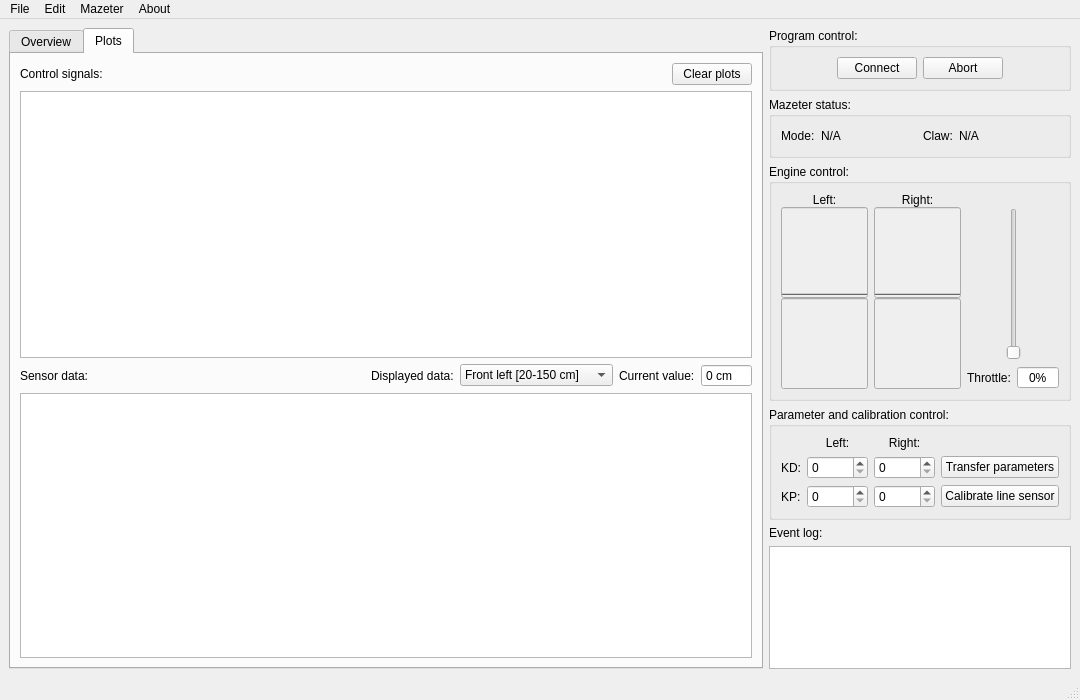
The window that forms/mainwindow.ui (Flooten/mazetercontrol) describes before a commit, drawn with Qt 5.
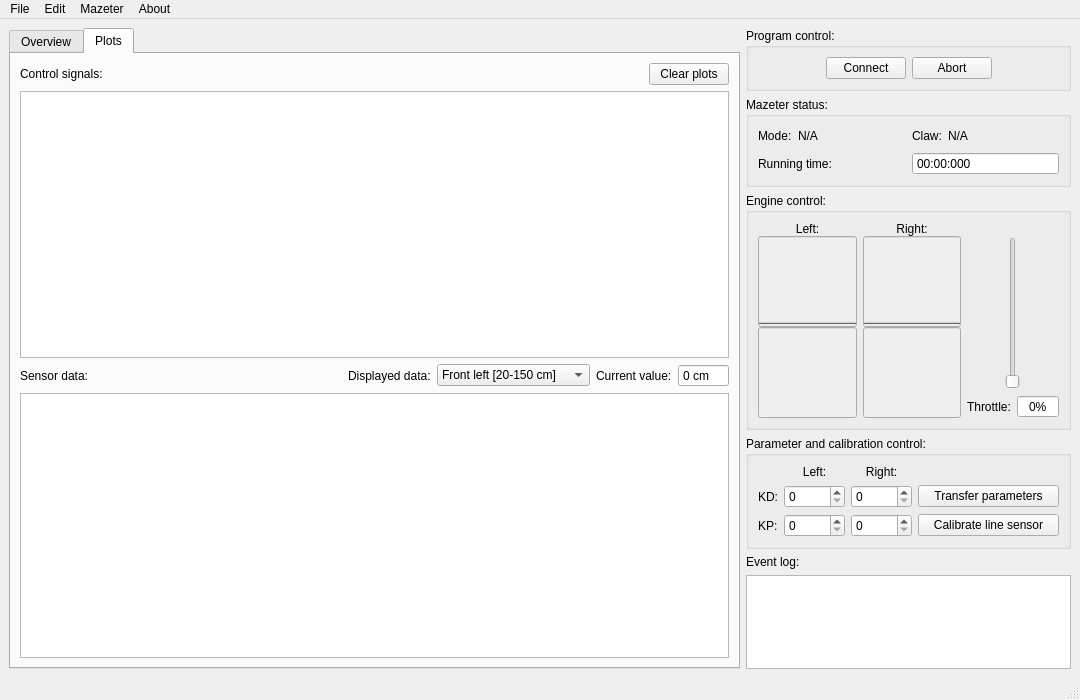
The same window after the commit. Icons and pictures are not drawn.

Commit message: Added running timer + functionality

What changed in the file:
```diff
--- a/forms/mainwindow.ui
+++ b/forms/mainwindow.ui
@@ -53,7 +53,7 @@
    <enum>QTabWidget::Rounded</enum>
   </property>
   <widget class="QWidget" name="centralwidget">
-   <layout class="QHBoxLayout" name="horizontalLayout_12">
+   <layout class="QHBoxLayout" name="horizontalLayout_5">
     <item>
      <widget class="QTabWidget" name="tabWidget">
       <property name="sizePolicy">
@@ -281,7 +281,7 @@
      </widget>
     </item>
     <item>
-     <layout class="QVBoxLayout" name="verticalLayout_9">
+     <layout class="QVBoxLayout" name="verticalLayout_10">
       <item>
        <widget class="QGroupBox" name="groupBox_4">
         <property name="title">
@@ -353,6 +353,8 @@
         <property name="title">
          <string>Mazeter status:</string>
         </property>
+        <layout class="QVBoxLayout" name="verticalLayout_9">
+         <item>
         <layout class="QHBoxLayout" name="horizontalLayout_10">
          <item>
           <layout class="QHBoxLayout" name="horizontalLayout_4">
@@ -423,16 +425,52 @@
           </layout>
          </item>
         </layout>
+         </item>
+         <item>
+          <layout class="QHBoxLayout" name="horizontalLayout_12">
+           <item>
+            <widget class="QLabel" name="label_5">
+             <property name="text">
+              <string>Running time:</string>
+             </property>
+            </widget>
+           </item>
+           <item>
+            <widget class="QTimeEdit" name="timeEdit_running_time">
+             <property name="readOnly">
+              <bool>true</bool>
+             </property>
+             <property name="buttonSymbols">
+              <enum>QAbstractSpinBox::NoButtons</enum>
+             </property>
+             <property name="displayFormat">
+              <string>mm:ss:zzz</string>
+             </property>
+            </widget>
+           </item>
+          </layout>
+         </item>
+        </layout>
        </widget>
       </item>
       <item>
        <widget class="QGroupBox" name="groupBox">
+        <property name="sizePolicy">
+         <sizepolicy hsizetype="Minimum" vsizetype="Preferred">
+          <horstretch>0</horstretch>
+          <verstretch>0</verstretch>
+         </sizepolicy>
+        </property>
+        <property name="minimumSize">
+         <size>
+          <width>325</width>
+          <height>0</height>
+         </size>
+        </property>
         <property name="title">
          <string>Engine control:</string>
         </property>
-        <layout class="QHBoxLayout" name="horizontalLayout_5" stretch="2,1">
-         <item>
-          <layout class="QHBoxLayout" name="horizontalLayout_2" stretch="1,1">
+        <layout class="QHBoxLayout" name="horizontalLayout_2" stretch="2,2,1">
            <item>
             <layout class="QVBoxLayout" name="verticalLayout_2">
              <property name="spacing">
@@ -459,6 +497,12 @@
                  <verstretch>0</verstretch>
                 </sizepolicy>
                </property>
+             <property name="minimumSize">
+              <size>
+               <width>61</width>
+               <height>0</height>
+              </size>
+             </property>
                <property name="styleSheet">
                 <string notr="true"/>
                </property>
@@ -513,6 +557,12 @@
              </property>
              <item>
               <widget class="QLabel" name="label_right_engine">
+             <property name="sizePolicy">
+              <sizepolicy hsizetype="Expanding" vsizetype="Preferred">
+               <horstretch>0</horstretch>
+               <verstretch>0</verstretch>
+              </sizepolicy>
+             </property>
                <property name="text">
                 <string>Right:</string>
                </property>
@@ -585,8 +635,6 @@
              </item>
             </layout>
            </item>
-          </layout>
-         </item>
          <item>
           <layout class="QVBoxLayout" name="verticalLayout">
            <item>
@@ -606,12 +654,15 @@
             </spacer>
            </item>
            <item>
-            <layout class="QHBoxLayout" name="horizontalLayout_3" stretch="1,1,1">
+            <layout class="QHBoxLayout" name="horizontalLayout_3" stretch="0,0,0">
              <item>
               <spacer name="horizontalSpacer">
                <property name="orientation">
                 <enum>Qt::Horizontal</enum>
                </property>
+               <property name="sizeType">
+                <enum>QSizePolicy::Expanding</enum>
+               </property>
                <property name="sizeHint" stdset="0">
                 <size>
                  <width>40</width>
@@ -641,6 +692,9 @@
                <property name="orientation">
                 <enum>Qt::Horizontal</enum>
                </property>
+               <property name="sizeType">
+                <enum>QSizePolicy::Expanding</enum>
+               </property>
                <property name="sizeHint" stdset="0">
                 <size>
                  <width>40</width>
```
Left out of the diff: 5 changed lines with no effect on the pictures. Lines whose indentation alone changed are shown as unchanged. The commit also changes 7 other files.
